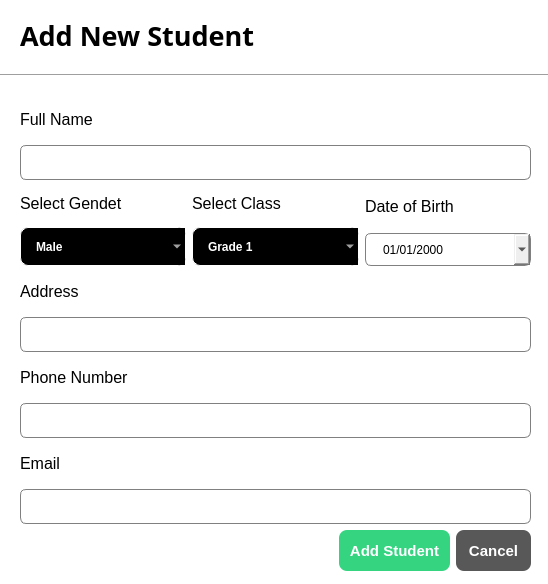
Before: the Qt Designer form UI_files/studentDialog.ui in Diamondman51/students_management, drawn with Qt 5.
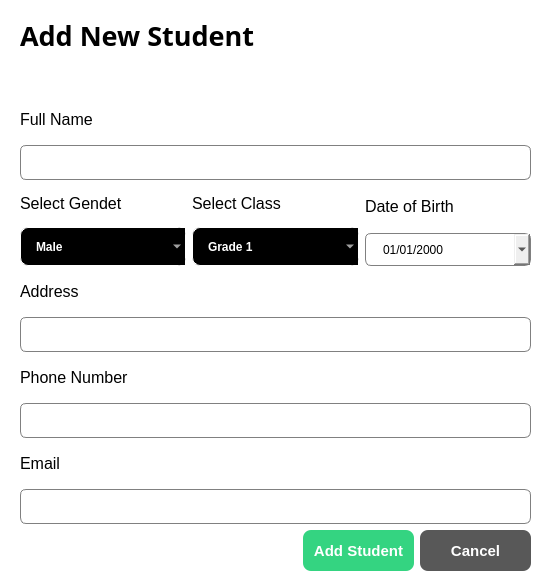
After: the same form once the commit is applied.

Commit message: part students ended

Diff of the .ui file:
```diff
--- a/UI_files/studentDialog.ui
+++ b/UI_files/studentDialog.ui
@@ -43,19 +43,6 @@
 	selection-background-color: #2980B9
 }</string>
   </property>
-  <widget class="Line" name="line">
-   <property name="geometry">
-    <rect>
-     <x>0</x>
-     <y>60</y>
-     <width>551</width>
-     <height>31</height>
-    </rect>
-   </property>
-   <property name="orientation">
-    <enum>Qt::Orientation::Horizontal</enum>
-   </property>
-  </widget>
   <widget class="QLabel" name="label">
    <property name="geometry">
     <rect>
@@ -403,8 +390,8 @@
         <property name="text">
          <string>Add Student</string>
         </property>
-        <property name="autoDefault">
-         <bool>false</bool>
+        <property name="default">
+         <bool>true</bool>
         </property>
        </widget>
       </item>
@@ -412,7 +399,7 @@
        <widget class="QPushButton" name="cancel_btn">
         <property name="minimumSize">
          <size>
-          <width>75</width>
+          <width>111</width>
           <height>41</height>
          </size>
         </property>
@@ -429,6 +416,9 @@
         <property name="text">
          <string>Cancel</string>
         </property>
+        <property name="autoDefault">
+         <bool>false</bool>
+        </property>
        </widget>
       </item>
      </layout>
```
Left out of the diff: 4 changed lines with no effect on the pictures. The commit also changes 20 other files.
